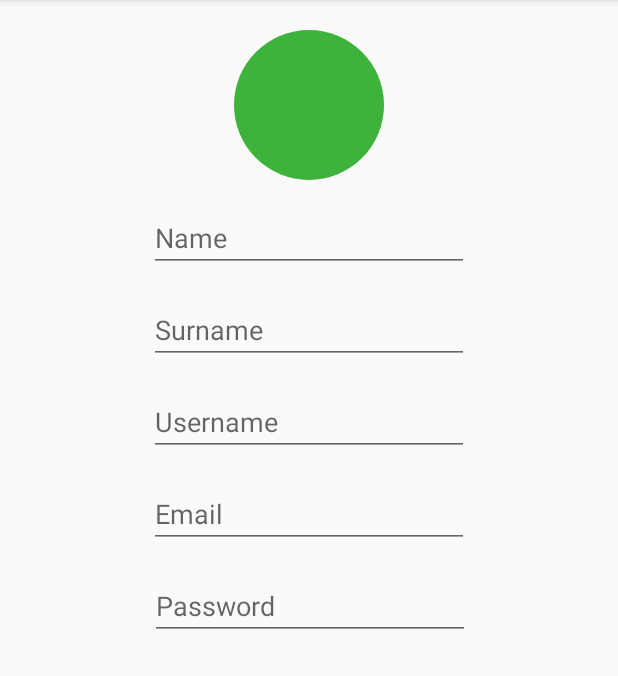
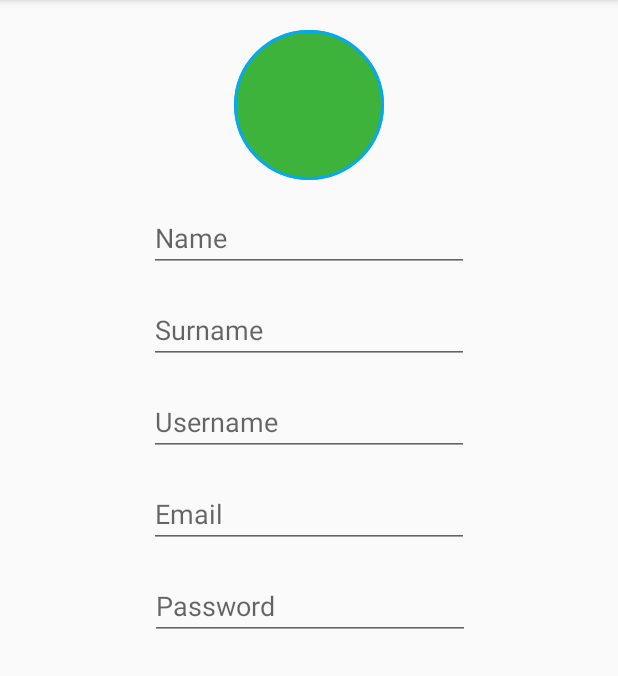
Before and after one commit to andrea07021981/WorkForceTracking, an Android app: the screen it shows after launch (LoginActivity), after a tap on "or Sign Up", on a phone screen of 412 x 824 dp, the part 84-760 px from its top. Run offline under Robolectric (Android 15) with nearby library versions, the phone set to English and light mode, and no system bars; our stand-ins replace CircleImageView, Room's generated code; libraries missing offline, so code that uses them is left out: android.arch.persistence; pictures from the network do not load.

Commit message:
Added custom view class for profile image

```diff
--- a/app/src/main/java/com/projects/andreafranco/workforcetracking/ui/SignUpFragment.java
+++ b/app/src/main/java/com/projects/andreafranco/workforcetracking/ui/SignUpFragment.java
@@ -27,6 +27,7 @@ import android.widget.ImageView;
 
 import com.projects.andreafranco.workforcetracking.R;
 import com.projects.andreafranco.workforcetracking.local.entity.UserEntity;
+import com.projects.andreafranco.workforcetracking.ui.component.CircleImageView;
 import com.projects.andreafranco.workforcetracking.viewmodel.UserViewModel;
 
 import java.io.IOException;
@@ -44,7 +45,7 @@ public class SignUpFragment extends Fragment {
     private static final int REQUEST_IMAGES = 1;
     private static final int REQUEST_PERMISSION_CODE = 0;
 
-    private ImageView mPictureImageView;
+    private CircleImageView mPictureImageView;
     private EditText mNameEditText, mSurnameEditText, mUserNameEditText, mEmailEditText, mPasswordEditText, mConfirmPasswordEditText;
     private Button mSignupButton;
     private Uri mProfileUri;
@@ -79,7 +80,7 @@ public class SignUpFragment extends Fragment {
         View view = inflater.inflate(R.layout.fragment_sign_up, container, false);
         mPictureImageView = view.findViewById(R.id.picture_imageview);
         mPictureImageView.setOnClickListener(this::profileImageClick);
-        ((GradientDrawable) mPictureImageView.getBackground()).setColor(getRandonColor());
+        /*((GradientDrawable) mPictureImageView.getBackground()).setColor(getRandonColor());*/
         mSignupButton = view.findViewById(R.id.signup_button);
         mSignupButton.setOnClickListener(this::signUpClick);
         mNameEditText = view.findViewById(R.id.name_edittext);
--- /dev/null
+++ b/app/src/main/java/com/projects/andreafranco/workforcetracking/ui/component/CircleImageView.java
@@ -0,0 +1,451 @@
+package com.projects.andreafranco.workforcetracking.ui.component;
+
+import android.annotation.SuppressLint;
+import android.content.Context;
+import android.content.res.TypedArray;
+import android.graphics.Bitmap;
+import android.graphics.BitmapShader;
+import android.graphics.Canvas;
+import android.graphics.Color;
+import android.graphics.ColorFilter;
+import android.graphics.Matrix;
+import android.graphics.Outline;
+import android.graphics.Paint;
+import android.graphics.Rect;
+import android.graphics.RectF;
+import android.graphics.Shader;
+import android.graphics.drawable.BitmapDrawable;
+import android.graphics.drawable.ColorDrawable;
+import android.graphics.drawable.Drawable;
+import android.net.Uri;
+import android.os.Build;
+import android.support.annotation.ColorInt;
+import android.support.annotation.ColorRes;
+import android.support.annotation.DrawableRes;
+import android.support.annotation.NonNull;
+import android.support.annotation.RequiresApi;
+import android.util.AttributeSet;
+import android.view.MotionEvent;
+import android.view.View;
+import android.view.ViewOutlineProvider;
+import android.widget.ImageView;
+
+import com.projects.andreafranco.workforcetracking.R;
+
+import java.util.Random;
+
+@SuppressWarnings("UnusedDeclaration")
+public class CircleImageView extends android.support.v7.widget.AppCompatImageView {
+
+    private static final ScaleType SCALE_TYPE = ScaleType.CENTER_CROP;
+
+    private static final Bitmap.Config BITMAP_CONFIG = Bitmap.Config.ARGB_8888;
+    private static final int COLORDRAWABLE_DIMENSION = 2;
+
+    private static final int DEFAULT_BORDER_WIDTH = 0;
+    private static final int DEFAULT_BORDER_COLOR = Color.BLACK;
+    private static final int DEFAULT_CIRCLE_BACKGROUND_COLOR = Color.TRANSPARENT;
+    private static final boolean DEFAULT_BORDER_OVERLAY = false;
+
+    private final RectF mDrawableRect = new RectF();
+    private final RectF mBorderRect = new RectF();
+
+    private final Matrix mShaderMatrix = new Matrix();
+    private final Paint mBitmapPaint = new Paint();
+    private final Paint mBorderPaint = new Paint();
+    private final Paint mCircleBackgroundPaint = new Paint();
+
+    private int mBorderColor = DEFAULT_BORDER_COLOR;
+    private int mBorderWidth = DEFAULT_BORDER_WIDTH;
+    private int mCircleBackgroundColor = DEFAULT_CIRCLE_BACKGROUND_COLOR;
+
+    private Bitmap mBitmap;
+    private BitmapShader mBitmapShader;
+    private int mBitmapWidth;
+    private int mBitmapHeight;
+
+    private float mDrawableRadius;
+    private float mBorderRadius;
+
+    private ColorFilter mColorFilter;
+
+    private boolean mReady;
+    private boolean mSetupPending;
+    private boolean mBorderOverlay;
+    private boolean mDisableCircularTransformation;
+
+    public CircleImageView(Context context) {
+        super(context);
+
+        init();
+    }
+
+    public CircleImageView(Context context, AttributeSet attrs) {
+        this(context, attrs, 0);
+    }
+
+    public CircleImageView(Context context, AttributeSet attrs, int defStyle) {
+        super(context, attrs, defStyle);
+
+        TypedArray a = context.obtainStyledAttributes(attrs, R.styleable.CircleImageView, defStyle, 0);
+
+        mBorderWidth = a.getDimensionPixelSize(R.styleable.CircleImageView_civ_border_width, DEFAULT_BORDER_WIDTH);
+        mBorderColor = a.getColor(R.styleable.CircleImageView_civ_border_color, DEFAULT_BORDER_COLOR);
+        mBorderOverlay = a.getBoolean(R.styleable.CircleImageView_civ_border_overlay, DEFAULT_BORDER_OVERLAY);
+        mCircleBackgroundColor = a.getColor(R.styleable.CircleImageView_civ_circle_background_color, DEFAULT_CIRCLE_BACKGROUND_COLOR);
+
+        a.recycle();
+
+        init();
+    }
+
+    private void init() {
+        super.setScaleType(SCALE_TYPE);
+        mReady = true;
+
+        if (Build.VERSION.SDK_INT >= Build.VERSION_CODES.LOLLIPOP) {
+            setOutlineProvider(new OutlineProvider());
+        }
+
+        if (mSetupPending) {
+            setup();
+            mSetupPending = false;
+        }
+    }
+
+    @Override
+    public ScaleType getScaleType() {
+        return SCALE_TYPE;
+    }
+
+    @Override
+    public void setScaleType(ScaleType scaleType) {
+        if (scaleType != SCALE_TYPE) {
+            throw new IllegalArgumentException(String.format("ScaleType %s not supported.", scaleType));
+        }
+    }
+
+    @Override
+    public void setAdjustViewBounds(boolean adjustViewBounds) {
+        if (adjustViewBounds) {
+            throw new IllegalArgumentException("adjustViewBounds not supported.");
+        }
+    }
+
+    @Override
+    protected void onDraw(Canvas canvas) {
+        if (mDisableCircularTransformation) {
+            super.onDraw(canvas);
+            return;
+        }
+
+        if (mBitmap == null) {
+            return;
+        }
+
+        if (mCircleBackgroundColor != Color.TRANSPARENT) {
+            canvas.drawCircle(mDrawableRect.centerX(), mDrawableRect.centerY(), mDrawableRadius, mCircleBackgroundPaint);
+        }
+        canvas.drawCircle(mDrawableRect.centerX(), mDrawableRect.centerY(), mDrawableRadius, mBitmapPaint);
+        if (mBorderWidth > 0) {
+            canvas.drawCircle(mBorderRect.centerX(), mBorderRect.centerY(), mBorderRadius, mBorderPaint);
+        }
+    }
+
+    @Override
+    protected void onSizeChanged(int w, int h, int oldw, int oldh) {
+        super.onSizeChanged(w, h, oldw, oldh);
+        setup();
+    }
+
+    @Override
+    public void setPadding(int left, int top, int right, int bottom) {
+        super.setPadding(left, top, right, bottom);
+        setup();
+    }
+
+    @Override
+    public void setPaddingRelative(int start, int top, int end, int bottom) {
+        super.setPaddingRelative(start, top, end, bottom);
+        setup();
+    }
+
+    public int getBorderColor() {
+        return mBorderColor;
+    }
+
+    public void setBorderColor(@ColorInt int borderColor) {
+        if (borderColor == mBorderColor) {
+            return;
+        }
+
+        mBorderColor = borderColor;
+        mBorderPaint.setColor(mBorderColor);
+        invalidate();
+    }
+
+    public int getCircleBackgroundColor() {
+        return mCircleBackgroundColor;
+    }
+
+    public void setCircleBackgroundColor(@ColorInt int circleBackgroundColor) {
+        if (circleBackgroundColor == mCircleBackgroundColor) {
+            return;
+        }
+
+        mCircleBackgroundColor = circleBackgroundColor;
+        mCircleBackgroundPaint.setColor(circleBackgroundColor);
+        invalidate();
+    }
+
+    public void setCircleBackgroundColorResource(@ColorRes int circleBackgroundRes) {
+        setCircleBackgroundColor(getContext().getResources().getColor(circleBackgroundRes));
+    }
+
+    public int getBorderWidth() {
+        return mBorderWidth;
+    }
+
+    public void setBorderWidth(int borderWidth) {
+        if (borderWidth == mBorderWidth) {
+            return;
+        }
+
+        mBorderWidth = borderWidth;
+        setup();
+    }
+
+    public boolean isBorderOverlay() {
+        return mBorderOverlay;
+    }
+
+    public void setBorderOverlay(boolean borderOverlay) {
+        if (borderOverlay == mBorderOverlay) {
+            return;
+        }
+
+        mBorderOverlay = borderOverlay;
+        setup();
+    }
+
+    public boolean isDisableCircularTransformation() {
+        return mDisableCircularTransformation;
+    }
+
+    public void setDisableCircularTransformation(boolean disableCircularTransformation) {
+        if (mDisableCircularTransformation == disableCircularTransformation) {
+            return;
+        }
+
+        mDisableCircularTransformation = disableCircularTransformation;
+        initializeBitmap();
+    }
+
+    @Override
+    public void setImageBitmap(Bitmap bm) {
+        super.setImageBitmap(bm);
+        initializeBitmap();
+    }
+
+    @Override
+    public void setImageDrawable(Drawable drawable) {
+        super.setImageDrawable(drawable);
+        initializeBitmap();
+    }
+
+    @Override
+    public void setImageResource(@DrawableRes int resId) {
+        super.setImageResource(resId);
+        initializeBitmap();
+    }
+
+    @Override
+    public void setImageURI(Uri uri) {
+        super.setImageURI(uri);
+        initializeBitmap();
+    }
+
+    @Override
+    public void setColorFilter(ColorFilter cf) {
+        if (cf == mColorFilter) {
+            return;
+        }
+
+        mColorFilter = cf;
+        applyColorFilter();
+        invalidate();
+    }
+
+    @Override
+    public ColorFilter getColorFilter() {
+        return mColorFilter;
+    }
+
+    private void applyColorFilter() {
+        mBitmapPaint.setColorFilter(mColorFilter);
+    }
+
+    private Bitmap getBitmapFromDrawable(Drawable drawable) {
+        if (drawable == null) {
+            return null;
+        }
+
+        if (drawable instanceof BitmapDrawable) {
+            return ((BitmapDrawable) drawable).getBitmap();
+        }
+
+        try {
+            Bitmap bitmap;
+
+            if (drawable instanceof ColorDrawable) {
+                bitmap = Bitmap.createBitmap(COLORDRAWABLE_DIMENSION, COLORDRAWABLE_DIMENSION, BITMAP_CONFIG);
+            } else {
+                bitmap = Bitmap.createBitmap(drawable.getIntrinsicWidth(), drawable.getIntrinsicHeight(), BITMAP_CONFIG);
+            }
+
+            Canvas canvas = new Canvas(bitmap);
+            drawable.setBounds(0, 0, canvas.getWidth(), canvas.getHeight());
+            drawable.draw(canvas);
+            return bitmap;
+        } catch (Exception e) {
+            e.printStackTrace();
+            return null;
+        }
+    }
+
+    private void initializeBitmap() {
+        if (mDisableCircularTransformation) {
+            mBitmap = null;
+        } else {
+            mBitmap = getBitmapFromDrawable(getDrawable());
+        }
+        setup();
+    }
+
+    private void setup() {
+        if (!mReady) {
+            mSetupPending = true;
+            return;
+        }
+
+        if (getWidth() == 0 && getHeight() == 0) {
+            return;
+        }
+
+        if (mBitmap == null) {
+            mBitmap = createImage(getWidth(), getHeight(), getRandonColor());
+        }
+
+        mBitmapShader = new BitmapShader(mBitmap, Shader.TileMode.CLAMP, Shader.TileMode.CLAMP);
+
+        mBitmapPaint.setAntiAlias(true);
+        mBitmapPaint.setShader(mBitmapShader);
+
+        mBorderPaint.setStyle(Paint.Style.STROKE);
+        mBorderPaint.setAntiAlias(true);
+        mBorderPaint.setColor(mBorderColor);
+        mBorderPaint.setStrokeWidth(mBorderWidth);
+
+        mCircleBackgroundPaint.setStyle(Paint.Style.FILL);
+        mCircleBackgroundPaint.setAntiAlias(true);
+        mCircleBackgroundPaint.setColor(mCircleBackgroundColor);
+
+        mBitmapHeight = mBitmap.getHeight();
+        mBitmapWidth = mBitmap.getWidth();
+
+        mBorderRect.set(calculateBounds());
+        mBorderRadius = Math.min((mBorderRect.height() - mBorderWidth) / 2.0f, (mBorderRect.width() - mBorderWidth) / 2.0f);
+
+        mDrawableRect.set(mBorderRect);
+        if (!mBorderOverlay && mBorderWidth > 0) {
+            mDrawableRect.inset(mBorderWidth - 1.0f, mBorderWidth - 1.0f);
+        }
+        mDrawableRadius = Math.min(mDrawableRect.height() / 2.0f, mDrawableRect.width() / 2.0f);
+
+        applyColorFilter();
+        updateShaderMatrix();
+        invalidate();
+    }
+
+    @NonNull
+    private int getRandonColor() {
+        Random rand = new Random();
+        int r = rand.nextInt(255);
+        int g = rand.nextInt(255);
+        int b = rand.nextInt(255);
+        int randomColor = Color.rgb(r,g,b);
+        return randomColor;
+    }
+
+    /**
+     * A one color image.
+     * @param width
+     * @param height
+     * @param color
+     * @return A one color image with the given width and height.
+     */
+    public static Bitmap createImage(int width, int height, int color) {
+        Bitmap bitmap = Bitmap.createBitmap(width, height, Bitmap.Config.ARGB_8888);
+        Canvas canvas = new Canvas(bitmap);
+        Paint paint = new Paint();
+        paint.setColor(color);
+        canvas.drawRect(0F, 0F, (float) width, (float) height, paint);
+        return bitmap;
+    }
+
+    private RectF calculateBounds() {
+        int availableWidth  = getWidth() - getPaddingLeft() - getPaddingRight();
+        int availableHeight = getHeight() - getPaddingTop() - getPaddingBottom();
+
+        int sideLength = Math.min(availableWidth, availableHeight);
+
+        float left = getPaddingLeft() + (availableWidth - sideLength) / 2f;
+        float top = getPaddingTop() + (availableHeight - sideLength) / 2f;
+
+        return new RectF(left, top, left + sideLength, top + sideLength);
+    }
+
+    private void updateShaderMatrix() {
+        float scale;
+        float dx = 0;
+        float dy = 0;
+
+        mShaderMatrix.set(null);
+
+        if (mBitmapWidth * mDrawableRect.height() > mDrawableRect.width() * mBitmapHeight) {
+            scale = mDrawableRect.height() / (float) mBitmapHeight;
+            dx = (mDrawableRect.width() - mBitmapWidth * scale) * 0.5f;
+        } else {
+            scale = mDrawableRect.width() / (float) mBitmapWidth;
+            dy = (mDrawableRect.height() - mBitmapHeight * scale) * 0.5f;
+        }
+
+        mShaderMatrix.setScale(scale, scale);
+        mShaderMatrix.postTranslate((int) (dx + 0.5f) + mDrawableRect.left, (int) (dy + 0.5f) + mDrawableRect.top);
+
+        mBitmapShader.setLocalMatrix(mShaderMatrix);
+    }
+
+    @SuppressLint("ClickableViewAccessibility")
+    @Override
+    public boolean onTouchEvent(MotionEvent event) {
+        return inTouchableArea(event.getX(), event.getY()) && super.onTouchEvent(event);
+    }
+
+    private boolean inTouchableArea(float x, float y) {
+        return Math.pow(x - mBorderRect.centerX(), 2) + Math.pow(y - mBorderRect.centerY(), 2) <= Math.pow(mBorderRadius, 2);
+    }
+
+    @RequiresApi(api = Build.VERSION_CODES.LOLLIPOP)
+    private class OutlineProvider extends ViewOutlineProvider {
+
+        @Override
+        public void getOutline(View view, Outline outline) {
+            Rect bounds = new Rect();
+            mBorderRect.roundOut(bounds);
+            outline.setRoundRect(bounds, bounds.width() / 2.0f);
+        }
+
+    }
+
+}
--- a/app/src/main/res/layout/fragment_sign_up.xml
+++ b/app/src/main/res/layout/fragment_sign_up.xml
@@ -19,12 +19,14 @@
         app:layout_constraintStart_toStartOf="parent"
         app:layout_constraintTop_toBottomOf="@+id/password_edittext" />
 
-    <ImageView
+    <com.projects.andreafranco.workforcetracking.ui.component.CircleImageView
         android:id="@+id/picture_imageview"
         android:layout_width="100dp"
         android:layout_height="100dp"
         android:layout_marginTop="20dp"
-        android:background="@drawable/circle"
+        app:civ_border_overlay="true"
+        app:civ_border_width="2dp"
+        app:civ_border_color="@color/colorPrimary"
         app:layout_constraintEnd_toEndOf="parent"
         app:layout_constraintHorizontal_bias="0.5"
         app:layout_constraintStart_toStartOf="parent"
--- a/app/src/main/res/layout/nav_header_main.xml
+++ b/app/src/main/res/layout/nav_header_main.xml
@@ -12,12 +12,11 @@
     android:paddingBottom="@dimen/activity_vertical_margin"
     android:theme="@style/ThemeOverlay.AppCompat.Dark">
 
-    <ImageView
+    <com.projects.andreafranco.workforcetracking.ui.component.CircleImageView
         android:id="@+id/imageView"
         android:layout_width="80dp"
         android:layout_height="80dp"
         android:contentDescription="@string/nav_header_desc"
-        android:paddingTop="@dimen/nav_header_vertical_spacing"
         android:background="@drawable/circle" />
 
     <TextView
```
Also changed, not shown: app/src/main/res/values/attrs.xml (added, +9 -0 lines).
